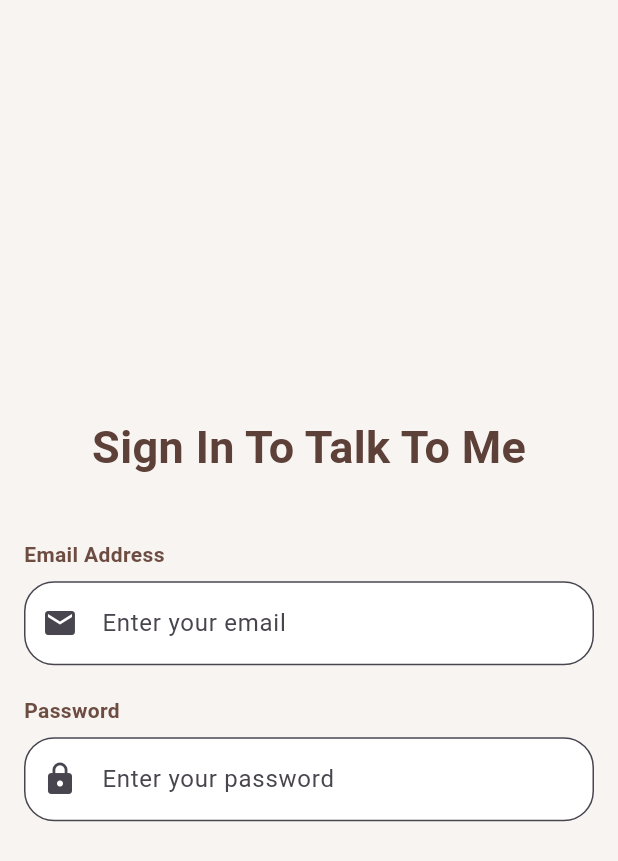
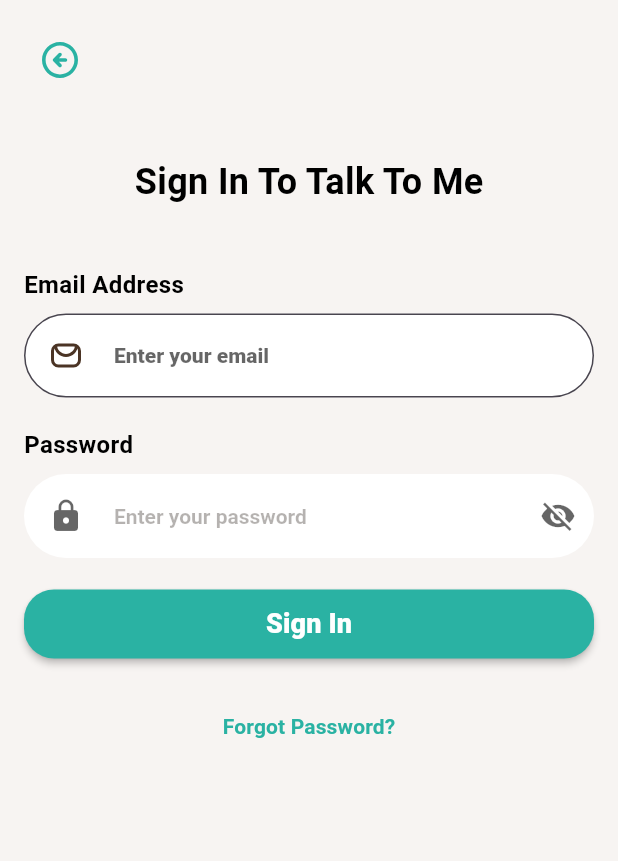
Before and after one commit to rdwaynedehoedt/Talk-To-Me-apk, a Flutter app: the SignInPage screen opened directly, on a phone screen of 412 x 824 dp. Shown: the top 861 px of the screen. Run offline on Flutter 3.47's test engine with Material 3 defaults, Android fonts, the phone set to English and light mode, and no system bars; our stand-ins replace flutter_svg; Roboto replaces fonts that are missing (Lora, Urbanist); project files that could hold a hidden picture were left out.

Commit message:
sign in page update with out te social links

```diff
--- a/talk_to_me/lib/Sign_in_page.dart
+++ b/talk_to_me/lib/Sign_in_page.dart
@@ -1,6 +1,14 @@
 import 'package:flutter/material.dart';
+import 'package:flutter_svg/flutter_svg.dart';
 
-class SignInPage extends StatelessWidget {
+class SignInPage extends StatefulWidget {
+  @override
+  _SignInPageState createState() => _SignInPageState();
+}
+
+class _SignInPageState extends State<SignInPage> {
+  bool _obscureText = true;
+
   @override
   Widget build(BuildContext context) {
     return Scaffold(
@@ -9,67 +17,170 @@ class SignInPage extends StatelessWidget {
         child: Padding(
           padding: const EdgeInsets.all(16.0), // Padding around the content
           child: Column(
-            mainAxisAlignment: MainAxisAlignment.center,
             crossAxisAlignment: CrossAxisAlignment.stretch, // Stretch to fill the screen width
             children: [
+              // Back Button
+              Align(
+                alignment: Alignment.topLeft,
+                child: IconButton(
+                  icon: SvgPicture.asset(
+                    'assets/images/backbutton.svg',
+                    width: 24,
+                    height: 24,
+
+                  ),
+                  onPressed: () {
+                    Navigator.pop(context); // Go back to the previous page
+                  },
+                ),
+              ),
               SizedBox(height: 40), // Space from the top of the page
-
+              // Title Text
               Center(
                 child: Text(
                   'Sign In To Talk To Me',
                   style: TextStyle(
-                    fontSize: 30, // Title font size
+                    fontFamily: 'Lora',
+                    fontSize: 24,
                     fontWeight: FontWeight.bold,
-                    color: Colors.brown[700], // Title color from your design
+                    color: Colors.black,
                   ),
                 ),
               ),
               SizedBox(height: 40), // Space between title and form fields
 
-              // Step 2: Add the Email Field
+              // Email Field
               Text(
                 'Email Address',
                 style: TextStyle(
+                  fontFamily: 'Urbanist',
                   fontWeight: FontWeight.bold,
-                  color: Colors.brown[600], // Label color from your design
+                  fontSize: 16,
+                  color: Colors.black,
                 ),
               ),
               SizedBox(height: 8),
               TextField(
                 decoration: InputDecoration(
-                  prefixIcon: Icon(Icons.email),
-                  hintText: 'Enter your email', // Placeholder text
+                  prefixIcon: Padding(
+                    padding: const EdgeInsets.all(16), // Padding to match icon positioning
+                    child: SvgPicture.string(
+                      '''
+                      <svg width="24" height="24" viewBox="0 0 24 24" fill="none" xmlns="http://www.w3.org/2000/svg">
+                        <rect x="3" y="5" width="18" height="14" rx="4" stroke="#4B3425" stroke-width="2" stroke-linejoin="round"/>
+                        <path d="M19 5C19 5.91925 18.8189 6.8295 18.4672 7.67878C18.1154 8.52806 17.5998 9.29974 16.9497 9.94975C16.2997 10.5998 15.5281 11.1154 14.6788 11.4672C13.8295 11.8189 12.9193 12 12 12C11.0807 12 10.1705 11.8189 9.32122 11.4672C8.47194 11.1154 7.70026 10.5998 7.05025 9.94975C6.40024 9.29974 5.88463 8.52806 5.53284 7.67878C5.18106 6.8295 5 5.91925 5 5" stroke="#4B3425" stroke-width="2" stroke-linejoin="round"/>
+                      </svg>
+                      ''',
+                      width: 24,
+                      height: 24,
+                    ),
+                  ),
+                  hintText: 'Enter your email',
+                  hintStyle: TextStyle(
+                    fontFamily: 'Urbanist',
+                    fontWeight: FontWeight.w800,
+                    fontSize: 14,
+                    color: Color.fromRGBO(0, 0, 0, 0.6), // Mindful Brown/80
+                    letterSpacing: -0.01,
+                  ),
+                  contentPadding: const EdgeInsets.symmetric(horizontal: 16), // Horizontal padding for better alignment
+                  filled: true,
+                  fillColor: Color(0xFFFFFFFF), // Mindful Brown/White
                   border: OutlineInputBorder(
-                    borderRadius: BorderRadius.circular(20), // Rounded corners
+                    borderRadius: BorderRadius.circular(1234), // Large border radius as per Figma design
+                    borderSide: BorderSide(
+                      color: Color.fromRGBO(0, 0, 0, 0.6), // Serenity Green/50 border color
+                      width: 1,
+                    ),
                   ),
-                  fillColor: Colors.white, // Background color for the text field
-                  filled: true, // Make sure the background color is filled
                 ),
               ),
-              SizedBox(height: 20), // Space between email and password fields
-
-              // Step 3: Add the Password Field
+              SizedBox(height: 20), // Space between title and form fields
+              // Password Field
               Text(
                 'Password',
                 style: TextStyle(
+                  fontFamily: 'Urbanist',
                   fontWeight: FontWeight.bold,
-                  color: Colors.brown[600], // Label color from your design
+                  fontSize: 16,
+                  color: Colors.black,
                 ),
               ),
               SizedBox(height: 8),
               TextField(
-                obscureText: true, // Hide the password input
+                obscureText: _obscureText,
                 decoration: InputDecoration(
-                  prefixIcon: Icon(Icons.lock),
-                  hintText: 'Enter your password', // Placeholder text
+                  prefixIcon: Padding(
+                    padding: const EdgeInsets.all(16), // Padding to match icon positioning
+                    child: Icon(
+                      Icons.lock,
+                      color: Color.fromRGBO(0, 0, 0, 0.6),
+                      size: 24,
+                    ),
+                  ),
+                  hintText: 'Enter your password',
+                  hintStyle: TextStyle(
+                    fontFamily: 'Urbanist',
+                    fontWeight: FontWeight.w700,
+                    fontSize: 14,
+                    color: Color.fromRGBO(31, 22, 15, 0.33), // rgba(31, 22, 15, 0.33)
+                    letterSpacing: -0.01,
+                  ),
+                  contentPadding: const EdgeInsets.symmetric(horizontal: 16),
+                  filled: true,
+                  fillColor: Colors.white,
                   border: OutlineInputBorder(
-                    borderRadius: BorderRadius.circular(20), // Rounded corners
+                    borderRadius: BorderRadius.circular(1234), // Large border radius as per Figma design
+                    borderSide: BorderSide.none,
                   ),
-                  fillColor: Colors.white, // Background color for the text field
-                  filled: true, // Make sure the background color is filled
+                  suffixIcon: IconButton(
+                    icon: Icon(
+                      _obscureText ? Icons.visibility_off : Icons.visibility,
+                      color: Color.fromRGBO(0, 0, 0, 0.6),
+                    ),
+                    onPressed: () {
+                      setState(() {
+                        _obscureText = !_obscureText;
+                      });
+                    },
+                  ),
                 ),
               ),
-              SizedBox(height: 40), // Space between form and buttons
+              SizedBox(height: 20),
+              // Sign In Button
+              MaterialButton(
+                onPressed: () {},
+                color: Color(0xFF2AB2A3),
+                shape: RoundedRectangleBorder(
+                  borderRadius: BorderRadius.circular(20),
+                ),
+                padding: EdgeInsets.symmetric(horizontal: 30, vertical: 10),
+                child: Text(
+                  'Sign In',
+                  style: TextStyle(
+                    fontFamily: 'Urbanist',
+                    fontSize: 18,
+                    fontWeight: FontWeight.w800,
+                    color: Colors.white,
+                  ),
+                ),
+              ),
+              SizedBox(height: 20),
+              // Forgot Password Link
+              Center(
+                child: TextButton(
+                  onPressed: () {},
+                  child: Text(
+                    'Forgot Password?',
+                    style: TextStyle(
+                      fontFamily: 'Urbanist',
+                      fontSize: 14,
+                      fontWeight: FontWeight.bold,
+                      color: Color(0xFF2AB2A3),
+                    ),
+                  ),
+                ),
+              ),
             ],
           ),
         ),
--- a/talk_to_me/pubspec.yaml
+++ b/talk_to_me/pubspec.yaml
@@ -10,6 +10,7 @@ environment:
   sdk: ^3.5.3
 
 dependencies:
+  flutter_svg: ^2.0.4
   flutter:
     sdk: flutter
 
```
Also changed, not shown: talk_to_me/pubspec.lock.
